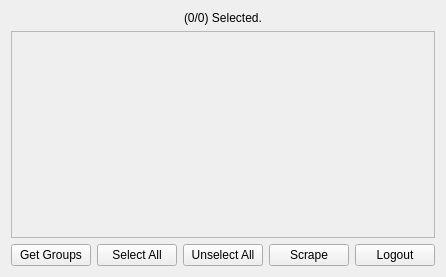
Above: src/gui/main_window/central_widget/scrape_widget/ScrapeWidget.ui from ephell/Telescrape before the change. Below: the same form after it.
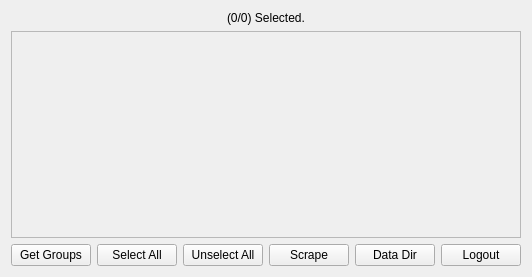
That is the form after the change.

Commit message: Add open data dir button

What changed in the file:
```diff
--- a/src/gui/main_window/central_widget/scrape_widget/ScrapeWidget.ui
+++ b/src/gui/main_window/central_widget/scrape_widget/ScrapeWidget.ui
@@ -6,7 +6,7 @@
    <rect>
     <x>0</x>
     <y>0</y>
-    <width>419</width>
+    <width>500</width>
     <height>277</height>
    </rect>
   </property>
@@ -37,7 +37,7 @@
        <rect>
         <x>0</x>
         <y>0</y>
-        <width>399</width>
+        <width>480</width>
         <height>203</height>
        </rect>
       </property>
@@ -79,6 +79,13 @@
        </property>
       </widget>
      </item>
+     <item>
+      <widget class="QPushButton" name="open_data_dir_button">
+       <property name="text">
+        <string>Data Dir</string>
+       </property>
+      </widget>
+     </item>
      <item>
       <widget class="QPushButton" name="logout_button">
        <property name="text">
```
The commit also changes 2 other files.
